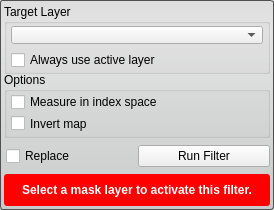
The window that src/Interface/ToolInterface/DistanceFilterInterface.ui (SCIInstitute/Seg3D) describes before a commit, drawn with Qt 5.
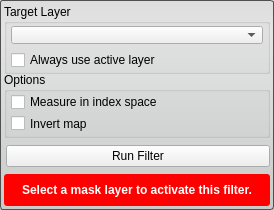
The same window after the commit. Custom widgets are drawn as their Qt base class.

Commit message: Fixing problem with stray timer threads from the ProgressWidget. Fix disabled picking when picking lines not shown. Remove replacee from filters that do not need them. FIx editing labels on layer widget. Cleanup exit code even more.

What changed in the file:
```diff
--- a/src/Interface/ToolInterface/DistanceFilterInterface.ui
+++ b/src/Interface/ToolInterface/DistanceFilterInterface.ui
@@ -162,7 +162,7 @@
        <height>32</height>
       </size>
      </property>
-     <layout class="QHBoxLayout" name="horizontalLayout" stretch="1,1">
+     <layout class="QHBoxLayout" name="horizontalLayout" stretch="1">
       <property name="spacing">
        <number>0</number>
       </property>
@@ -178,16 +178,6 @@
       <property name="bottomMargin">
        <number>0</number>
       </property>
-      <item>
-       <widget class="QCheckBox" name="replaceCheckBox">
-        <property name="text">
-         <string>Replace</string>
-        </property>
-        <property name="checked">
-         <bool>false</bool>
-        </property>
-       </widget>
-      </item>
       <item>
        <widget class="QPushButton" name="runFilterButton">
         <property name="text">
```
The commit also changes 19 other files.
